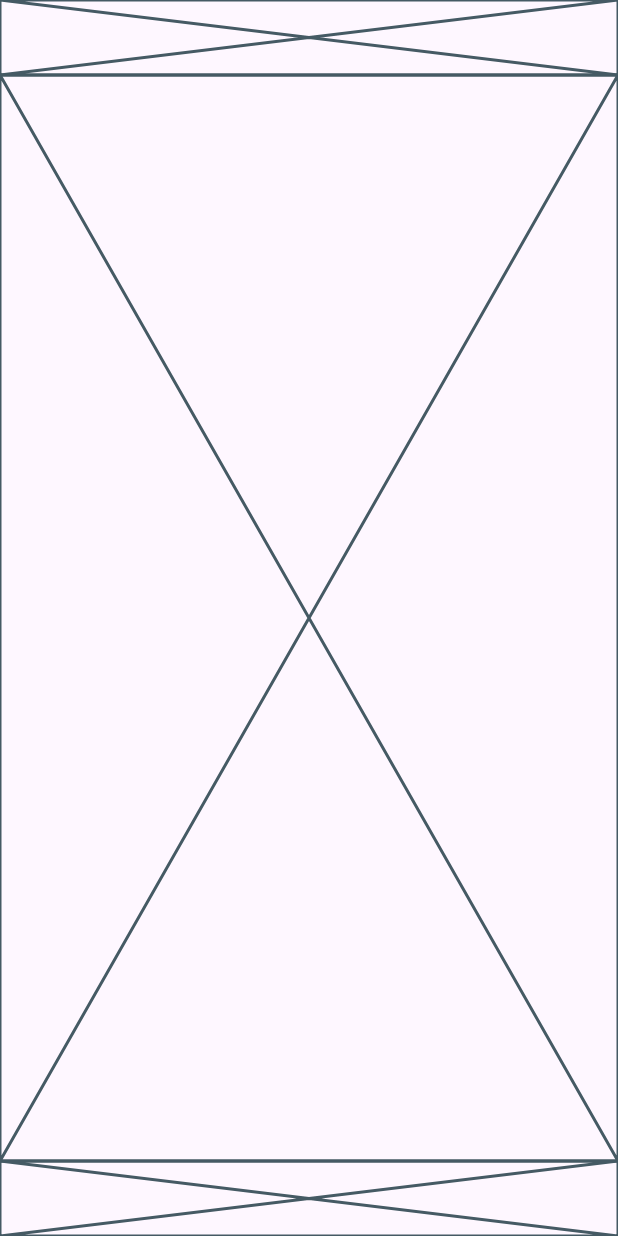
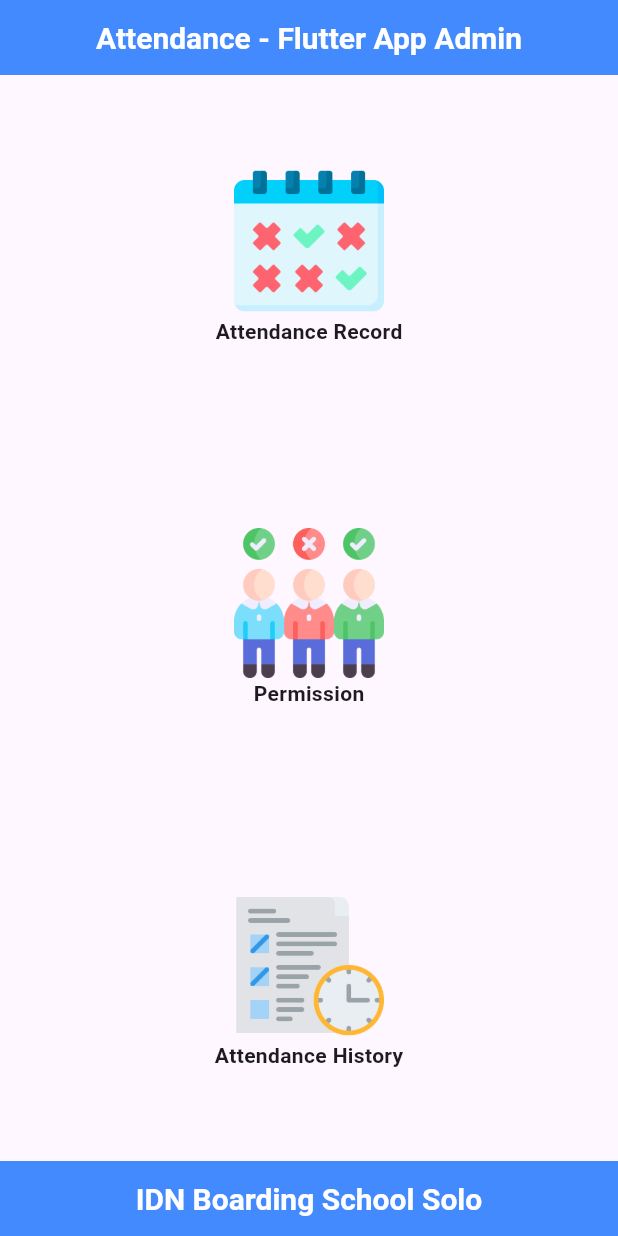
Before and after one commit to willldann/Absensi_App2, a Flutter app: the screen it shows after launch, on a phone screen of 412 x 824 dp. Run offline on Flutter 3.47's test engine with Material 3 defaults, Android fonts, the light colour scheme and no system bars; our stand-ins replace firebase_core; accounts and stored records are empty.

Commit message:
Add Home Screen

```diff
--- a/lib/main.dart
+++ b/lib/main.dart
@@ -1,3 +1,4 @@
+import 'package:absensi_app/ui/home_screen.dart';
 import 'package:firebase_core/firebase_core.dart';
 import 'package:flutter/material.dart';
 
@@ -38,28 +39,3 @@
     );
   }
 }
-
-class HomeScreen extends StatelessWidget {
-  const HomeScreen({super.key});
-
-  @override
-  Widget build(BuildContext context) {
-    return Scaffold(
-      body: Column(
-        children: [
-          SizedBox(
-            height: 50, // Header
-            child: Placeholder(),
-          ),
-          Expanded(
-            child: Placeholder(), // Content
-          ),
-          SizedBox(
-            height: 50, // Footer
-            child: Placeholder(),
-          ),
-        ],
-      ),
-    );
-  }
-}
--- /dev/null
+++ b/lib/ui/home_screen.dart
@@ -0,0 +1,124 @@
+import 'package:flutter/material.dart';
+
+class HomeScreen extends StatelessWidget {
+  const HomeScreen({super.key});
+
+  @override
+  Widget build(BuildContext context) {
+    return Scaffold(
+      body: Column(
+        children: [
+          // Header
+          SizedBox(
+            height: 50,
+            child: Scaffold(
+              appBar: AppBar(
+                backgroundColor: Colors.blueAccent,
+                centerTitle: true,
+                title: const Text(
+                  "Attendance - Flutter App Admin",
+                  style: TextStyle(
+                    fontSize: 20,
+                    fontWeight: FontWeight.bold,
+                    color: Colors.white,
+                  ),
+                ),
+              ),
+            ),
+          ),
+
+          // Content
+          Expanded(
+            child: Column(
+              children: [
+                Expanded(
+                  // efect when click
+                  child: InkWell(
+                    child: const Column(
+                      mainAxisAlignment: MainAxisAlignment.center,
+                      children: [
+                        Image(
+                          image: AssetImage('assets/images/ic_absent.png'),
+                          height: 100,
+                          width: 100,
+                        ),
+                        Text(
+                          "Attendance Record",
+                          style: TextStyle(
+                            fontSize: 14,
+                            fontWeight: FontWeight.bold,
+                          ),
+                        ),
+                      ],
+                    ),
+                  ),
+                ),
+                Expanded(
+                  child: InkWell(
+                    child: const Column(
+                      mainAxisAlignment: MainAxisAlignment.center,
+                      children: [
+                        Image(
+                          image: AssetImage('assets/images/ic_leave.png'),
+                          height: 100,
+                          width: 100,
+                        ),
+                        Text(
+                          "Permission",
+                          style: TextStyle(
+                            fontSize: 14,
+                            fontWeight: FontWeight.bold,
+                          ),
+                        ),
+                      ],
+                    ),
+                  ),
+                ),
+                Expanded(
+                  child: InkWell(
+                    child: const Column(
+                      mainAxisAlignment: MainAxisAlignment.center,
+                      children: [
+                        Image(
+                          image: AssetImage('assets/images/ic_history.png'),
+                          height: 100,
+                          width: 100,
+                        ),
+                        Text(
+                          "Attendance History",
+                          style: TextStyle(
+                            fontSize: 14,
+                            fontWeight: FontWeight.bold,
+                          ),
+                        ),
+                      ],
+                    ),
+                  ),
+                ),
+              ],
+            ),
+          ),
+
+          // Footer
+          SizedBox(
+            height: 50,
+            child: Scaffold(
+              appBar: AppBar(
+                backgroundColor: Colors.blueAccent,
+                centerTitle: true,
+                title: const Text(
+                  "IDN Boarding School Solo",
+                  style: TextStyle(
+                    fontSize: 20,
+                    fontWeight: FontWeight.bold,
+                    color: Colors.white,
+                  ),
+                ),
+              ),
+            ),
+          ),
+        ],
+      ),
+    );
+  }
+}
--- a/pubspec.yaml
+++ b/pubspec.yaml
@@ -69,6 +69,10 @@ flutter:
   # the material Icons class.
   uses-material-design: true
 
+  assets:
+    - assets/images/
+    - assets/raw/
+
   # To add assets to your application, add an assets section, like this:
   # assets:
   #   - images/a_dot_burr.jpeg
```
Also changed, not shown: assets/images/ic_absent.png (renamed from assets/image/ic_absent.png), assets/images/ic_history.png (renamed from assets/image/ic_history.png), assets/images/ic_leave.png (renamed from assets/image/ic_leave.png).
